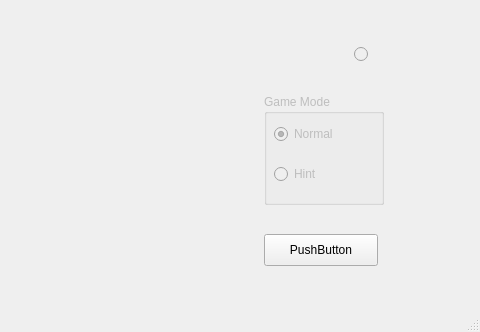
Old version of the form Sudoku/Functional Version/sudoku.ui in the repository WolfJake/Sudoku; both pictures show x 406 to 886 and y 362 to 694 of the 886 by 694 pixel window.
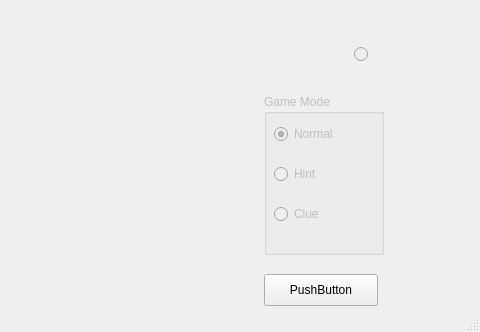
New version of the form.

Commit message: Clue Mode Enabled

What changed in the file:
```diff
--- a/Sudoku/Functional Version/sudoku.ui
+++ b/Sudoku/Functional Version/sudoku.ui
@@ -45,7 +45,7 @@
     <property name="geometry">
      <rect>
       <x>670</x>
-      <y>560</y>
+      <y>600</y>
       <width>114</width>
       <height>32</height>
      </rect>
@@ -111,7 +111,7 @@
       <x>670</x>
       <y>420</y>
       <width>120</width>
-      <height>111</height>
+      <height>161</height>
      </rect>
     </property>
     <property name="title">
@@ -146,6 +146,19 @@
       <bool>true</bool>
      </property>
     </widget>
+    <widget class="QRadioButton" name="clueButton">
+     <property name="geometry">
+      <rect>
+       <x>10</x>
+       <y>110</y>
+       <width>102</width>
+       <height>20</height>
+      </rect>
+     </property>
+     <property name="text">
+      <string>Clue</string>
+     </property>
+    </widget>
    </widget>
   </widget>
   <widget class="QMenuBar" name="menuBar">
```
The commit also changes 2 other files.
